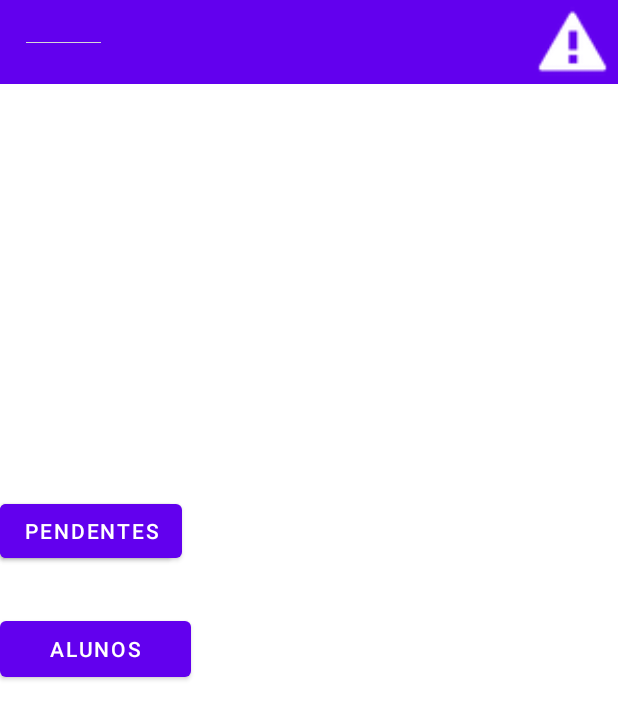
After one commit to XQDL/PI_ANDROID, an Android app: the layout activity_home_coordinator.xml on its own in the app's theme, with its tools: preview values and no code run, on a phone screen of 412 x 824 dp. The commit adds this screen. Shown: the top 719 px of the screen. Run offline under Robolectric (Android 15) with nearby library versions, the phone set to English and light mode, and no system bars.

Commit message:
Add telas de historico coordenador e alunos, e tela inicial do coordenador

```diff
--- a/PI/DaHora/app/build.gradle
+++ b/PI/DaHora/app/build.gradle
@@ -1,6 +1,10 @@
 plugins {
     id 'com.android.application'
     id 'kotlin-android'
+}
+
+task wrapper(type: Wrapper) {
+    gradleVersion = '7.0.4'
 }
 
 android {
--- /dev/null
+++ b/PI/DaHora/app/src/main/res/layout/activity_home_coordinator.xml
@@ -0,0 +1,81 @@
+<?xml version="1.0" encoding="utf-8"?>
+<androidx.constraintlayout.widget.ConstraintLayout
+    xmlns:android="http://schemas.android.com/apk/res/android"
+    xmlns:app="http://schemas.android.com/apk/res-auto"
+    xmlns:tools="http://schemas.android.com/tools"
+    android:layout_width="match_parent"
+    android:layout_height="match_parent">
+
+    <androidx.appcompat.widget.Toolbar
+        android:id="@+id/toolbar"
+        android:layout_width="match_parent"
+        android:layout_height="?attr/actionBarSize"
+        android:background="?attr/colorPrimary"
+        app:layout_constraintTop_toTopOf="parent"
+        app:popupTheme="@style/Theme.DaHora.PopupOverlay"
+        tools:layout_editor_absoluteX="-26dp">
+
+        <androidx.constraintlayout.widget.ConstraintLayout
+            android:layout_width="match_parent"
+            android:layout_height="match_parent">
+
+            <ImageView
+                android:id="@+id/imageView1"
+                android:layout_width="50dp"
+                android:layout_height="wrap_content"
+                android:layout_margin="1dp"
+                app:layout_constraintBottom_toBottomOf="parent"
+                app:layout_constraintStart_toStartOf="parent"
+                app:layout_constraintTop_toTopOf="parent"
+                tools:src="@tools:sample/avatars" />
+
+            <ImageView
+                android:id="@+id/imageView2"
+                android:layout_width="50dp"
+                android:layout_height="50dp"
+                android:layout_margin="5dp"
+                app:layout_constraintBottom_toBottomOf="parent"
+                app:layout_constraintEnd_toEndOf="parent"
+                app:layout_constraintTop_toTopOf="parent"
+                tools:src="@android:drawable/stat_notify_error" />
+
+
+        </androidx.constraintlayout.widget.ConstraintLayout>
+
+
+    </androidx.appcompat.widget.Toolbar>
+
+
+    <Button
+        android:id="@+id/button"
+        android:layout_width="wrap_content"
+        android:layout_height="wrap_content"
+        android:layout_margin="30dp"
+        android:text="Historico"
+        app:layout_constraintBaseline_toBaselineOf="@+id/button3"
+        tools:layout_editor_absoluteX="237dp" />
+
+    <Button
+        android:id="@+id/button2"
+        android:layout_width="127dp"
+        android:layout_height="49dp"
+        android:layout_margin="30dp"
+        android:layout_marginTop="44dp"
+        android:text="Alunos"
+        app:layout_constraintTop_toBottomOf="@+id/button3"
+        tools:layout_editor_absoluteX="60dp" />
+
+    <Button
+        android:id="@+id/button3"
+        android:layout_width="wrap_content"
+        android:layout_height="wrap_content"
+        android:layout_margin="30dp"
+        android:layout_marginTop="204dp"
+        android:text="Pendentes"
+        app:layout_constraintBottom_toBottomOf="parent"
+        app:layout_constraintTop_toBottomOf="@+id/toolbar"
+        app:layout_constraintVertical_bias="0.37"
+        tools:layout_editor_absoluteX="60dp" />
+
+
+</androidx.constraintlayout.widget.ConstraintLayout>
--- a/PI/DaHora/app/src/main/res/values/colors.xml
+++ b/PI/DaHora/app/src/main/res/values/colors.xml
@@ -8,4 +8,8 @@
     <color name="black">#FF000000</color>
     <color name="white">#FFFFFFFF</color>
     <color name="red_error">#FF0000</color>
+    <color name="colorPrimary">#6200EE</color>
+    <color name="colorPrimaryDark">#3700B3</color>
+    <color name="colorAccent">#03DAC5</color>
+    <color name="colorGreen">#96c896</color>
 </resources>
```
Also changed, not shown: PI/DaHora/app/src/main/java/com/pi/dahora/MainActivity.kt (+7 -0 lines), PI/DaHora/app/src/main/res/layout/activity_requirement_history_coordinator.xml (added, +153 -0 lines), PI/DaHora/app/src/main/res/layout/activity_requirement_history_studant.xml (added, +153 -0 lines), PI/DaHora/app/src/main/res/values/strings.xml (+14 -0 lines), PI/DaHora/app/gradle/wrapper/gradle-wrapper.properties (added), 2 other files.
